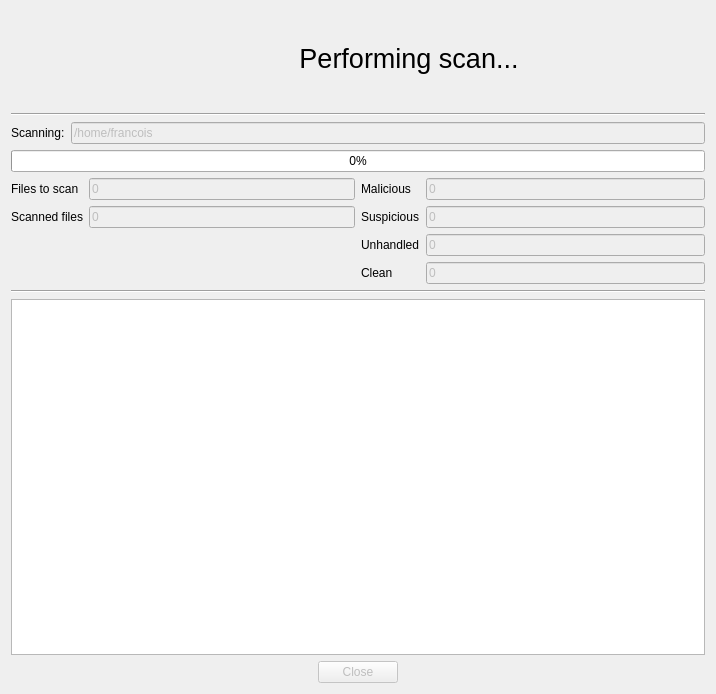
First picture: the form in gui/qt/ui/scanwidget.ui, repository armadito/armadito-av, before the edit.
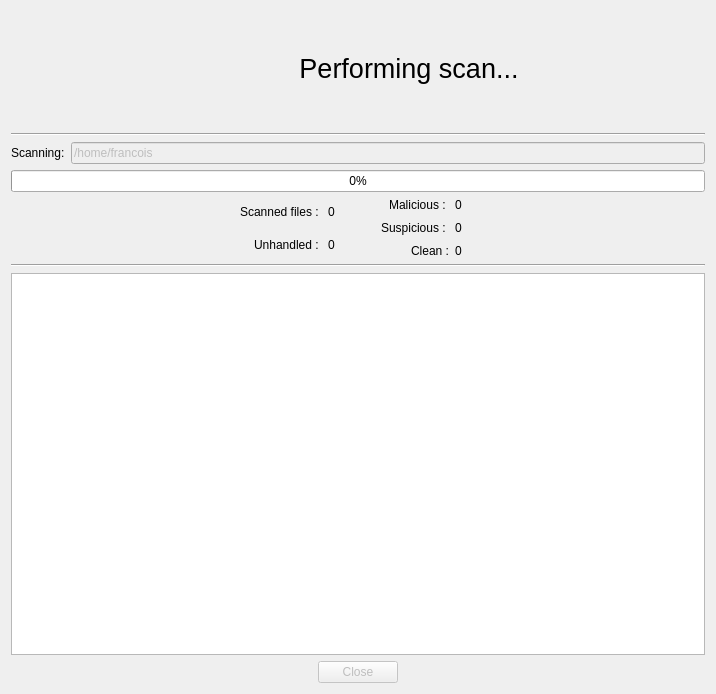
Second picture: the form after the edit. Icons and pictures are not drawn.

Commit message: Remplacement des LineEdit par des labels, Suppression de l'affichage des fichiers à analyser (prévision)

What changed in the file:
```diff
--- a/gui/qt/ui/scanwidget.ui
+++ b/gui/qt/ui/scanwidget.ui
@@ -27,6 +27,22 @@
     <normaloff>:/icons/uhuru_grey.svg</normaloff>:/icons/uhuru_grey.svg</iconset>
   </property>
   <layout class="QVBoxLayout" name="verticalLayout_2">
+   <item>
+    <spacer name="verticalSpacer_2">
+     <property name="orientation">
+      <enum>Qt::Vertical</enum>
+     </property>
+     <property name="sizeType">
+      <enum>QSizePolicy::Fixed</enum>
+     </property>
+     <property name="sizeHint" stdset="0">
+      <size>
+       <width>20</width>
+       <height>10</height>
+      </size>
+     </property>
+    </spacer>
+   </item>
    <item>
     <layout class="QVBoxLayout" name="verticalLayout">
      <property name="leftMargin">
@@ -37,6 +53,22 @@
      </property>
      <item>
       <layout class="QHBoxLayout" name="horizontalLayout_4">
+       <item>
+        <spacer name="horizontalSpacer_4">
+         <property name="orientation">
+          <enum>Qt::Horizontal</enum>
+         </property>
+         <property name="sizeType">
+          <enum>QSizePolicy::Fixed</enum>
+         </property>
+         <property name="sizeHint" stdset="0">
+          <size>
+           <width>40</width>
+           <height>20</height>
+          </size>
+         </property>
+        </spacer>
+       </item>
        <item>
         <widget class="QLabel" name="label_10">
          <property name="sizePolicy">
@@ -126,8 +158,40 @@
          </item>
         </layout>
        </item>
+       <item>
+        <spacer name="horizontalSpacer_5">
+         <property name="orientation">
+          <enum>Qt::Horizontal</enum>
+         </property>
+         <property name="sizeType">
+          <enum>QSizePolicy::Fixed</enum>
+         </property>
+         <property name="sizeHint" stdset="0">
+          <size>
+           <width>40</width>
+           <height>20</height>
+          </size>
+         </property>
+        </spacer>
+       </item>
       </layout>
      </item>
+     <item>
+      <spacer name="verticalSpacer">
+       <property name="orientation">
+        <enum>Qt::Vertical</enum>
+       </property>
+       <property name="sizeType">
+        <enum>QSizePolicy::Fixed</enum>
+       </property>
+       <property name="sizeHint" stdset="0">
+        <size>
+         <width>20</width>
+         <height>10</height>
+        </size>
+       </property>
+      </spacer>
+     </item>
      <item>
       <widget class="Line" name="line">
        <property name="orientation">
@@ -169,151 +233,191 @@
      <item>
       <layout class="QHBoxLayout" name="horizontalLayout_2">
        <item>
-        <layout class="QFormLayout" name="formLayout">
-         <property name="fieldGrowthPolicy">
-          <enum>QFormLayout::AllNonFixedFieldsGrow</enum>
-         </property>
+        <layout class="QGridLayout" name="gridLayout_2">
+         <item row="1" column="1">
+          <widget class="QLabel" name="label_8">
+           <property name="locale">
+            <locale language="English" country="UnitedStates"/>
+           </property>
+           <property name="text">
+            <string>Unhandled : </string>
+           </property>
+           <property name="alignment">
+            <set>Qt::AlignRight|Qt::AlignTrailing|Qt::AlignVCenter</set>
+           </property>
+          </widget>
+         </item>
+         <item row="1" column="2">
+          <widget class="QLabel" name="unhandledCount">
+           <property name="text">
+            <string>0</string>
+           </property>
+           <property name="scaledContents">
+            <bool>true</bool>
+           </property>
+          </widget>
+         </item>
+         <item row="0" column="2">
+          <widget class="QLabel" name="scannedCount">
+           <property name="sizePolicy">
+            <sizepolicy hsizetype="Preferred" vsizetype="Preferred">
+             <horstretch>0</horstretch>
+             <verstretch>0</verstretch>
+            </sizepolicy>
+           </property>
+           <property name="text">
+            <string>0</string>
+           </property>
+           <property name="scaledContents">
+            <bool>true</bool>
+           </property>
+          </widget>
+         </item>
          <item row="0" column="1">
-          <widget class="QLineEdit" name="totalCount">
-           <property name="enabled">
-            <bool>false</bool>
-           </property>
-           <property name="text">
-            <string>0</string>
-           </property>
-           <property name="readOnly">
-            <bool>true</bool>
-           </property>
-          </widget>
-         </item>
-         <item row="1" column="0">
           <widget class="QLabel" name="label_6">
            <property name="locale">
             <locale language="English" country="UnitedStates"/>
            </property>
            <property name="text">
-            <string>Scanned files</string>
+            <string>Scanned files : </string>
            </property>
-          </widget>
-         </item>
-         <item row="1" column="1">
-          <widget class="QLineEdit" name="scannedCount">
-           <property name="enabled">
-            <bool>false</bool>
-           </property>
-           <property name="text">
-            <string>0</string>
-           </property>
-           <property name="readOnly">
-            <bool>true</bool>
+           <property name="alignment">
+            <set>Qt::AlignRight|Qt::AlignTrailing|Qt::AlignVCenter</set>
            </property>
           </widget>
          </item>
          <item row="0" column="0">
-          <widget class="QLabel" name="label_2">
-           <property name="locale">
-            <locale language="English" country="UnitedStates"/>
+          <spacer name="horizontalSpacer">
+           <property name="orientation">
+            <enum>Qt::Horizontal</enum>
            </property>
-           <property name="text">
-            <string>Files to scan</string>
+           <property name="sizeType">
+            <enum>QSizePolicy::MinimumExpanding</enum>
            </property>
-          </widget>
+           <property name="sizeHint" stdset="0">
+            <size>
+             <width>35</width>
+             <height>20</height>
+            </size>
+           </property>
+          </spacer>
          </item>
         </layout>
        </item>
        <item>
-        <layout class="QFormLayout" name="formLayout_2">
-         <property name="fieldGrowthPolicy">
-          <enum>QFormLayout::AllNonFixedFieldsGrow</enum>
+        <spacer name="horizontalSpacer_3">
+         <property name="orientation">
+          <enum>Qt::Horizontal</enum>
          </property>
-         <item row="0" column="0">
-          <widget class="QLabel" name="label_3">
-           <property name="locale">
-            <locale language="English" country="UnitedStates"/>
-           </property>
-           <property name="text">
-            <string>Malicious</string>
-           </property>
-          </widget>
-         </item>
-         <item row="0" column="1">
-          <widget class="QLineEdit" name="malwareCount">
-           <property name="enabled">
-            <bool>false</bool>
-           </property>
-           <property name="text">
-            <string>0</string>
-           </property>
-           <property name="readOnly">
-            <bool>true</bool>
-           </property>
-          </widget>
-         </item>
+         <property name="sizeType">
+          <enum>QSizePolicy::Fixed</enum>
+         </property>
+         <property name="sizeHint" stdset="0">
+          <size>
+           <width>40</width>
+           <height>20</height>
+          </size>
+         </property>
+        </spacer>
+       </item>
+       <item>
+        <layout class="QGridLayout" name="gridLayout">
          <item row="1" column="0">
           <widget class="QLabel" name="label_7">
            <property name="locale">
             <locale language="English" country="UnitedStates"/>
            </property>
            <property name="text">
-            <string>Suspicious</string>
+            <string>Suspicious : </string>
            </property>
-          </widget>
-         </item>
-         <item row="1" column="1">
-          <widget class="QLineEdit" name="suspiciousCount">
-           <property name="enabled">
-            <bool>false</bool>
-           </property>
-           <property name="text">
-            <string>0</string>
-           </property>
-           <property name="readOnly">
-            <bool>true</bool>
+           <property name="alignment">
+            <set>Qt::AlignRight|Qt::AlignTrailing|Qt::AlignVCenter</set>
            </property>
           </widget>
          </item>
          <item row="2" column="0">
-          <widget class="QLabel" name="label_8">
-           <property name="locale">
-            <locale language="English" country="UnitedStates"/>
-           </property>
-           <property name="text">
-            <string>Unhandled</string>
-           </property>
-          </widget>
-         </item>
-         <item row="2" column="1">
-          <widget class="QLineEdit" name="unhandledCount">
-           <property name="enabled">
-            <bool>false</bool>
-           </property>
-           <property name="text">
-            <string>0</string>
-           </property>
-           <property name="readOnly">
-            <bool>true</bool>
-           </property>
-          </widget>
-         </item>
-         <item row="3" column="0">
           <widget class="QLabel" name="label_9">
            <property name="locale">
             <locale language="English" country="UnitedStates"/>
            </property>
            <property name="text">
-            <string>Clean</string>
+            <string>Clean :</string>
            </property>
+           <property name="alignment">
+            <set>Qt::AlignRight|Qt::AlignTrailing|Qt::AlignVCenter</set>
+           </property>
           </widget>
          </item>
-         <item row="3" column="1">
-          <widget class="QLineEdit" name="cleanCount">
-           <property name="enabled">
+         <item row="0" column="0">
+          <widget class="QLabel" name="label_3">
+           <property name="locale">
+            <locale language="English" country="UnitedStates"/>
+           </property>
+           <property name="text">
+            <string>Malicious : </string>
+           </property>
+           <property name="alignment">
+            <set>Qt::AlignRight|Qt::AlignTrailing|Qt::AlignVCenter</set>
+           </property>
+          </widget>
+         </item>
+         <item row="1" column="1">
+          <widget class="QLabel" name="suspiciousCount">
+           <property name="sizePolicy">
+            <sizepolicy hsizetype="Minimum" vsizetype="Preferred">
+             <horstretch>0</horstretch>
+             <verstretch>0</verstretch>
+            </sizepolicy>
+           </property>
+           <property name="layoutDirection">
+            <enum>Qt::RightToLeft</enum>
+           </property>
+           <property name="autoFillBackground">
             <bool>false</bool>
            </property>
+           <property name="lineWidth">
+            <number>1</number>
+           </property>
            <property name="text">
             <string>0</string>
            </property>
-           <property name="readOnly">
+           <property name="scaledContents">
+            <bool>true</bool>
+           </property>
+          </widget>
+         </item>
+         <item row="1" column="2">
+          <spacer name="horizontalSpacer_2">
+           <property name="orientation">
+            <enum>Qt::Horizontal</enum>
+           </property>
+           <property name="sizeType">
+            <enum>QSizePolicy::MinimumExpanding</enum>
+           </property>
+           <property name="sizeHint" stdset="0">
+            <size>
+             <width>35</width>
+             <height>20</height>
+            </size>
+           </property>
+          </spacer>
+         </item>
+         <item row="0" column="1">
+          <widget class="QLabel" name="malwareCount">
+           <property name="text">
+            <string>0</string>
+           </property>
+           <property name="scaledContents">
+            <bool>true</bool>
+           </property>
+          </widget>
+         </item>
+         <item row="2" column="1">
+          <widget class="QLabel" name="cleanCount">
+           <property name="text">
+            <string>0</string>
+           </property>
+           <property name="scaledContents">
             <bool>true</bool>
            </property>
           </widget>
```
The commit also changes 3 other files.
